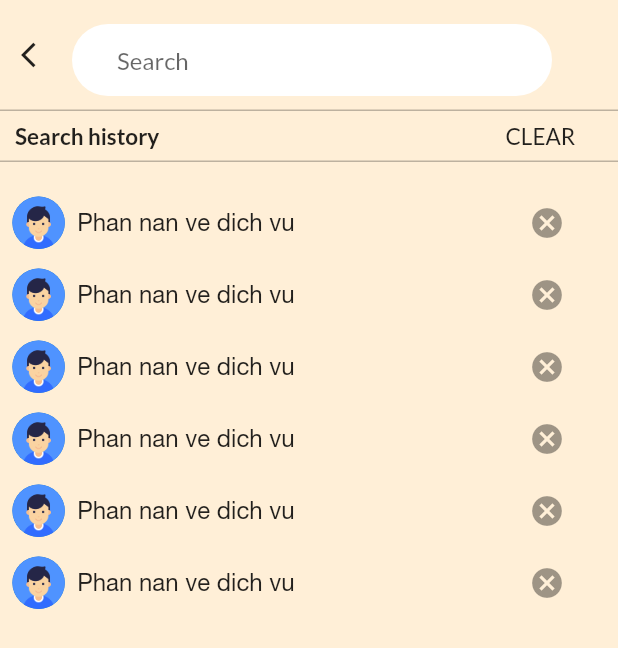
After one commit to nguynduyanh169/vietnamese_learning, a Flutter app: the Search screen opened directly, on a phone screen of 412 x 824 dp. The commit adds this screen. Shown: the top 648 px of the screen. Run offline on Flutter 3.47's test engine with Material 2 defaults, Android fonts, the phone set to English and light mode, and no system bars; our stand-ins replace assets_audio_player, avatar_glow, bloc, cool_alert, dio, firebase_messaging and 12 more; missing offline and left inert: floating_menu, highlight_text; accounts and stored records are empty; project files that could hold a hidden picture were left out.

Commit message:
baohq add search in forum

```diff
--- a/lib/src/resources/forum_screen.dart
+++ b/lib/src/resources/forum_screen.dart
@@ -9,6 +9,7 @@ import 'package:vietnamese_learning/src/resources/forum_notification_screen.dart
 import 'package:vietnamese_learning/src/resources/forum_tab.dart';
 import 'package:vietnamese_learning/src/resources/view_post.dart';
 import 'package:vietnamese_learning/src/widgets/create_post.dart';
+import 'package:vietnamese_learning/src/widgets/search.dart';
 
 class ForumScreen extends StatefulWidget {
   ForumScreen({Key key}) : super(key: key);
@@ -106,7 +107,7 @@ class _ForumScreenState extends State<ForumScreen> {
                       ],
                     ),
                     onPressed: () => pushNewScreen(context,
-                        screen: ForumNotificationScreen(),
+                        screen: Search(),
                         withNavBar: false,
                         pageTransitionAnimation:
                             PageTransitionAnimation.cupertino),
@@ -149,7 +150,7 @@ class _ForumScreenState extends State<ForumScreen> {
         ),
       ),
       floatingActionButton: FloatingActionButton(
-        onPressed: (){
+        onPressed: () {
           showBarModalBottomSheet(
             expand: true,
             context: context,
@@ -157,7 +158,8 @@ class _ForumScreenState extends State<ForumScreen> {
             builder: (context, scrollController) => CreatePost(),
           );
         },
-        child: Icon(CupertinoIcons.pen),),
+        child: Icon(CupertinoIcons.pen),
+      ),
     );
   }
 }
--- /dev/null
+++ b/lib/src/widgets/search.dart
@@ -0,0 +1,310 @@
+import 'package:flutter/cupertino.dart';
+import 'package:flutter/material.dart';
+import 'package:vietnamese_learning/src/config/size_config.dart';
+import 'package:vietnamese_learning/src/widgets/search_bar.dart';
+
+class Search extends StatefulWidget {
+  Search({Key key}) : super(key: key);
+
+  _SearchState createState() => _SearchState();
+}
+
+class _SearchState extends State<Search> {
+  @override
+  Widget build(BuildContext context) {
+    SizeConfig().init(context);
+    return Scaffold(
+      backgroundColor: Color.fromRGBO(255, 239, 215, 12),
+      body: Container(
+        child: Column(
+          children: [
+            Row(
+              crossAxisAlignment: CrossAxisAlignment.center,
+              children: [
+                Center(
+                  child: IconButton(
+                    iconSize: 20,
+                    icon: Icon(Icons.arrow_back_ios),
+                    onPressed: () => Navigator.of(context).pop(),
+                  ),
+                ),
+                SearchBar(),
+              ],
+            ),
+            Container(
+              width: double.infinity,
+              height: 35,
+              decoration: BoxDecoration(
+                border: Border(
+                  bottom: BorderSide(
+                    color: Colors.black26,
+                    width: 1.0,
+                  ),
+                  top: BorderSide(
+                    color: Colors.black26,
+                    width: 1.0,
+                  ),
+                ),
+              ),
+              child: Container(
+                margin: EdgeInsets.only(left: 10),
+                alignment: Alignment.centerLeft,
+                child: Row(
+                  children: [
+                    Text(
+                      "Search history",
+                      style: TextStyle(
+                        fontWeight: FontWeight.bold,
+                        fontSize: 15,
+                      ),
+                    ),
+                    SizedBox(
+                      width: SizeConfig.blockSizeHorizontal * 56,
+                    ),
+                    Text(
+                      "CLEAR",
+                      style: TextStyle(
+                        fontSize: 15,
+                      ),
+                    ),
+                  ],
+                ),
+              ),
+            ),
+            SizedBox(
+              height: SizeConfig.blockSizeVertical * 2,
+            ),
+            Row(
+              children: <Widget>[
+                SizedBox(
+                  width: SizeConfig.blockSizeHorizontal * 2,
+                ),
+                Container(
+                  width: 35,
+                  height: 35,
+                  child: CircleAvatar(
+                    radius: 20,
+                    backgroundImage: AssetImage('assets/images/profile.png'),
+                  ),
+                ),
+                SizedBox(
+                  width: SizeConfig.blockSizeHorizontal * 2,
+                ),
+                Column(
+                  mainAxisAlignment: MainAxisAlignment.start,
+                  crossAxisAlignment: CrossAxisAlignment.start,
+                  children: <Widget>[
+                    Text(
+                      'Phan nan ve dich vu',
+                      style: TextStyle(
+                        fontFamily: 'Helvetica',
+                        fontSize: 16,
+                      ),
+                    ),
+                  ],
+                ),
+                SizedBox(
+                  width: SizeConfig.blockSizeHorizontal * 35,
+                ),
+                IconButton(
+                  icon: Icon(Icons.cancel),
+                  onPressed: null,
+                )
+              ],
+            ),
+            Row(
+              children: <Widget>[
+                SizedBox(
+                  width: SizeConfig.blockSizeHorizontal * 2,
+                ),
+                Container(
+                  width: 35,
+                  height: 35,
+                  child: CircleAvatar(
+                    radius: 20,
+                    backgroundImage: AssetImage('assets/images/profile.png'),
+                  ),
+                ),
+                SizedBox(
+                  width: SizeConfig.blockSizeHorizontal * 2,
+                ),
+                Column(
+                  mainAxisAlignment: MainAxisAlignment.start,
+                  crossAxisAlignment: CrossAxisAlignment.start,
+                  children: <Widget>[
+                    Text(
+                      'Phan nan ve dich vu',
+                      style: TextStyle(
+                        fontFamily: 'Helvetica',
+                        fontSize: 16,
+                      ),
+                    ),
+                  ],
+                ),
+                SizedBox(
+                  width: SizeConfig.blockSizeHorizontal * 35,
+                ),
+                IconButton(
+                  icon: Icon(Icons.cancel),
+                  onPressed: null,
+                )
+              ],
+            ),
+            Row(
+              children: <Widget>[
+                SizedBox(
+                  width: SizeConfig.blockSizeHorizontal * 2,
+                ),
+                Container(
+                  width: 35,
+                  height: 35,
+                  child: CircleAvatar(
+                    radius: 20,
+                    backgroundImage: AssetImage('assets/images/profile.png'),
+                  ),
+                ),
+                SizedBox(
+                  width: SizeConfig.blockSizeHorizontal * 2,
+                ),
+                Column(
+                  mainAxisAlignment: MainAxisAlignment.start,
+                  crossAxisAlignment: CrossAxisAlignment.start,
+                  children: <Widget>[
+                    Text(
+                      'Phan nan ve dich vu',
+                      style: TextStyle(
+                        fontFamily: 'Helvetica',
+                        fontSize: 16,
+                      ),
+                    ),
+                  ],
+                ),
+                SizedBox(
+                  width: SizeConfig.blockSizeHorizontal * 35,
+                ),
+                IconButton(
+                  icon: Icon(Icons.cancel),
+                  onPressed: null,
+                )
+              ],
+            ),
+            Row(
+              children: <Widget>[
+                SizedBox(
+                  width: SizeConfig.blockSizeHorizontal * 2,
+                ),
+                Container(
+                  width: 35,
+                  height: 35,
+                  child: CircleAvatar(
+                    radius: 20,
+                    backgroundImage: AssetImage('assets/images/profile.png'),
+                  ),
+                ),
+                SizedBox(
+                  width: SizeConfig.blockSizeHorizontal * 2,
+                ),
+                Column(
+                  mainAxisAlignment: MainAxisAlignment.start,
+                  crossAxisAlignment: CrossAxisAlignment.start,
+                  children: <Widget>[
+                    Text(
+                      'Phan nan ve dich vu',
+                      style: TextStyle(
+                        fontFamily: 'Helvetica',
+                        fontSize: 16,
+                      ),
+                    ),
+                  ],
+                ),
+                SizedBox(
+                  width: SizeConfig.blockSizeHorizontal * 35,
+                ),
+                IconButton(
+                  icon: Icon(Icons.cancel),
+                  onPressed: null,
+                )
+              ],
+            ),
+            Row(
+              children: <Widget>[
+                SizedBox(
+                  width: SizeConfig.blockSizeHorizontal * 2,
+                ),
+                Container(
+                  width: 35,
+                  height: 35,
+                  child: CircleAvatar(
+                    radius: 20,
+                    backgroundImage: AssetImage('assets/images/profile.png'),
+                  ),
+                ),
+                SizedBox(
+                  width: SizeConfig.blockSizeHorizontal * 2,
+                ),
+                Column(
+                  mainAxisAlignment: MainAxisAlignment.start,
+                  crossAxisAlignment: CrossAxisAlignment.start,
+                  children: <Widget>[
+                    Text(
+                      'Phan nan ve dich vu',
+                      style: TextStyle(
+                        fontFamily: 'Helvetica',
+                        fontSize: 16,
+                      ),
+                    ),
+                  ],
+                ),
+                SizedBox(
+                  width: SizeConfig.blockSizeHorizontal * 35,
+                ),
+                IconButton(
+                  icon: Icon(Icons.cancel),
+                  onPressed: null,
+                )
+              ],
+            ),
+            Row(
+              children: <Widget>[
+                SizedBox(
+                  width: SizeConfig.blockSizeHorizontal * 2,
+                ),
+                Container(
+                  width: 35,
+                  height: 35,
+                  child: CircleAvatar(
+                    radius: 20,
+                    backgroundImage: AssetImage('assets/images/profile.png'),
+                  ),
+                ),
+                SizedBox(
+                  width: SizeConfig.blockSizeHorizontal * 2,
+                ),
+                Column(
+                  mainAxisAlignment: MainAxisAlignment.start,
+                  crossAxisAlignment: CrossAxisAlignment.start,
+                  children: <Widget>[
+                    Text(
+                      'Phan nan ve dich vu',
+                      style: TextStyle(
+                        fontFamily: 'Helvetica',
+                        fontSize: 16,
+                      ),
+                    ),
+                  ],
+                ),
+                SizedBox(
+                  width: SizeConfig.blockSizeHorizontal * 35,
+                ),
+                IconButton(
+                  icon: Icon(Icons.cancel),
+                  onPressed: null,
+                )
+              ],
+            ),
+          ],
+        ),
+      ),
+    );
+  }
+}
--- /dev/null
+++ b/lib/src/widgets/search_bar.dart
@@ -0,0 +1,32 @@
+import 'package:flutter/material.dart';
+import 'package:vietnamese_learning/src/widgets/search_result.dart';
+
+class SearchBar extends StatelessWidget {
+  const SearchBar({
+    Key key,
+  }) : super(key: key);
+
+  @override
+  Widget build(BuildContext context) {
+    return Container(
+      width: 320,
+      height: 48,
+      margin: EdgeInsets.only(top: 16, bottom: 9),
+      padding: EdgeInsets.symmetric(horizontal: 30, vertical: 5),
+      decoration: BoxDecoration(
+        color: Colors.white,
+        borderRadius: BorderRadius.circular(29.5),
+      ),
+      child: TextField(
+        decoration: InputDecoration(
+          hintText: "Search",
+          border: InputBorder.none,
+        ),
+        onSubmitted: (value) {
+          Navigator.push(
+              context, MaterialPageRoute(builder: (context) => SearchResult()));
+        },
+      ),
+    );
+  }
+}
```
Also changed, not shown: lib/src/widgets/search_result.dart (added, +213 -0 lines), pubspec.lock.
